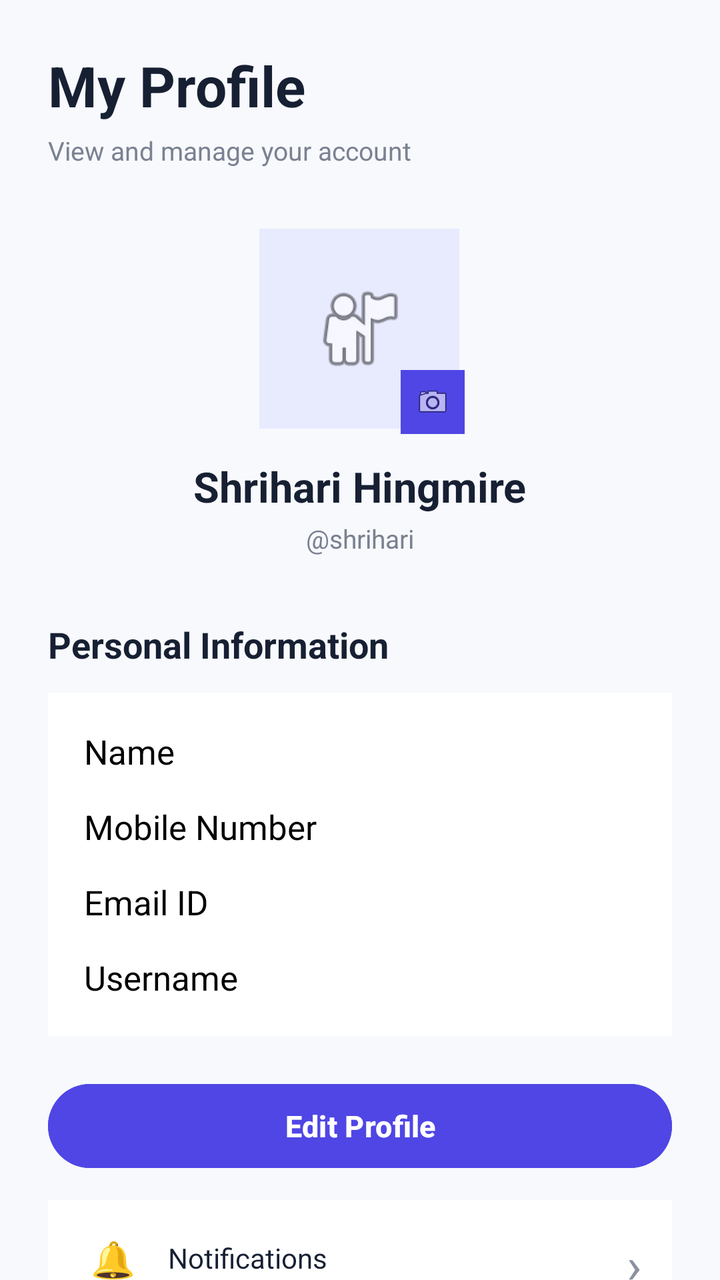
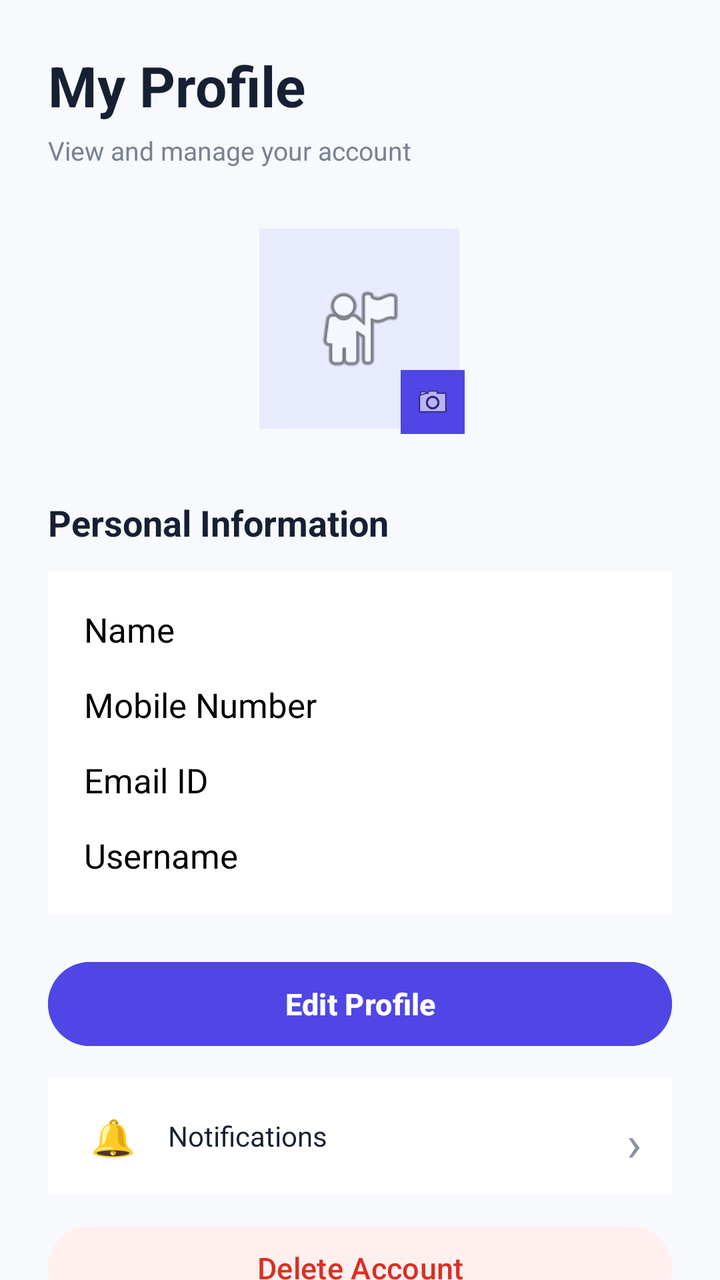

Compare the two renders of this Android layout. The source of the first and the diff that turns it into the second are given below.
<!-- AndroidManifest.xml: application theme Theme.VisionXSignBridge -->
<!-- res/layout/activity_profile.xml -->
<?xml version="1.0" encoding="utf-8"?>
<LinearLayout
    xmlns:android="http://schemas.android.com/apk/res/android"
    android:layout_width="match_parent"
    android:layout_height="match_parent"
    android:orientation="vertical"
    android:background="#F7F9FC">

    <ScrollView
        android:layout_width="match_parent"
        android:layout_height="0dp"
        android:layout_weight="1"
        android:fillViewport="true"
        android:scrollbars="none">

        <LinearLayout
            android:layout_width="match_parent"
            android:layout_height="wrap_content"
            android:orientation="vertical"
            android:padding="24dp">

            <TextView
                android:layout_width="wrap_content"
                android:layout_height="wrap_content"
                android:text="My Profile"
                android:textColor="#172033"
                android:textSize="28sp"
                android:textStyle="bold"/>

            <TextView
                android:layout_width="wrap_content"
                android:layout_height="wrap_content"
                android:layout_marginTop="5dp"
                android:text="View and manage your account"
                android:textColor="#7A8191"
                android:textSize="13sp"/>


            

            <LinearLayout
                android:layout_width="match_parent"
                android:layout_height="wrap_content"
                android:layout_marginTop="28dp"
                android:gravity="center"
                android:orientation="vertical">

                <FrameLayout
                    android:layout_width="105dp"
                    android:layout_height="105dp">

                    <ImageView
                        android:id="@+id/imgProfile"
                        android:layout_width="100dp"
                        android:layout_height="100dp"
                        android:layout_gravity="center"
                        android:background="#E8EAFE"
                        android:padding="25dp"
                        android:src="@android:drawable/ic_menu_myplaces"
                        android:contentDescription="Profile Picture"/>

                    <ImageView
                        android:id="@+id/btnChangePhoto"
                        android:layout_width="32dp"
                        android:layout_height="32dp"
                        android:layout_gravity="bottom|end"
                        android:background="#4F46E5"
                        android:padding="7dp"
                        android:src="@android:drawable/ic_menu_camera"
                        android:contentDescription="Change Profile Picture"/>

                </FrameLayout>

                <TextView
                    android:id="@+id/txtProfileName"
                    android:layout_width="wrap_content"
                    android:layout_height="wrap_content"
                    android:layout_marginTop="12dp"
                    android:text="Shrihari Hingmire"
                    android:textColor="#172033"
                    android:textSize="21sp"
                    android:textStyle="bold"/>

                <TextView
                    android:id="@+id/txtProfileUsername"
                    android:layout_width="wrap_content"
                    android:layout_height="wrap_content"
                    android:layout_marginTop="3dp"
                    android:text="@shrihari"
                    android:textColor="#7A8191"
                    android:textSize="13sp"/>

            </LinearLayout>


            

            <TextView
                android:layout_width="wrap_content"
                android:layout_height="wrap_content"
                android:layout_marginTop="32dp"
                android:text="Personal Information"
                android:textColor="#172033"
                android:textSize="18sp"
                android:textStyle="bold"/>


            <LinearLayout
                android:layout_width="match_parent"
                android:layout_height="wrap_content"
                android:layout_marginTop="12dp"
                android:background="#FFFFFF"
                android:orientation="vertical"
                android:padding="18dp">


                

                <TextView
                    android:id="@+id/txtName"
                    android:layout_width="wrap_content"
                    android:layout_height="wrap_content"
                    android:layout_marginBottom="15dp"
                    android:text="Name"
                    android:textColor="#000"
                    android:textSize="17sp" />


                <TextView
                    android:id="@+id/txtMobile"
                    android:layout_width="wrap_content"
                    android:layout_height="wrap_content"
                    android:layout_marginBottom="15dp"
                    android:text="Mobile Number"
                    android:textColor="#000"
                    android:textSize="17sp" />



                <TextView
                    android:id="@+id/txtEmail"
                    android:layout_width="wrap_content"
                    android:layout_height="wrap_content"
                    android:layout_marginBottom="15dp"
                    android:text="Email ID"
                    android:textColor="#000"
                    android:textSize="17sp" />



                <TextView
                    android:id="@+id/txtUserNameDetails"
                    android:layout_width="wrap_content"
                    android:layout_height="wrap_content"
                    android:text="Username"
                    android:textColor="#000"
                    android:textSize="17sp" />


            </LinearLayout>


            

            <Button
                android:id="@+id/btnEditProfile"
                android:layout_width="match_parent"
                android:layout_height="50dp"
                android:layout_marginTop="20dp"
                android:text="Edit Profile"
                android:textAllCaps="false"
                android:textColor="#FFFFFF"
                android:textSize="15sp"
                android:textStyle="bold"
                android:backgroundTint="#4F46E5"/>


            

            <LinearLayout
                android:id="@+id/optionNotifications"
                android:layout_width="match_parent"
                android:layout_height="58dp"
                android:layout_marginTop="12dp"
                android:background="#FFFFFF"
                android:gravity="center_vertical"
                android:padding="15dp">

                <TextView
                    android:layout_width="35dp"
                    android:layout_height="35dp"
                    android:gravity="center"
                    android:text="🔔"
                    android:textSize="18sp"/>

                <TextView
                    android:layout_width="0dp"
                    android:layout_height="wrap_content"
                    android:layout_weight="1"
                    android:layout_marginStart="10dp"
                    android:text="Notifications"
                    android:textColor="#172033"
                    android:textSize="14sp"/>

                <TextView
                    android:layout_width="wrap_content"
                    android:layout_height="wrap_content"
                    android:text="›"
                    android:textColor="#8A91A0"
                    android:textSize="25sp"/>

            </LinearLayout>


            

            <Button
                android:id="@+id/btnLogout"
                android:layout_width="match_parent"
                android:layout_height="50dp"
                android:layout_marginTop="12dp"
                android:layout_marginBottom="20dp"
                android:text="Logout"
                android:textAllCaps="false"
                android:textColor="#D93025"
                android:textSize="15sp"
                android:backgroundTint="#FFF0EF"/>

        </LinearLayout>

    </ScrollView>

</LinearLayout>
<!-- resources referenced by this layout -->
<resources>
  <style name="Theme.VisionXSignBridge" parent="Base.Theme.VisionXSignBridge" />
  <style name="Base.Theme.VisionXSignBridge" parent="Theme.Material3.DayNight.NoActionBar">
          
          
      </style>
</resources>

<!-- the commit's change to res/layout/activity_profile.xml (unified diff, before → after) -->
@@ -70,26 +70,6 @@
                         android:contentDescription="Change Profile Picture"/>
 
                 </FrameLayout>
-
-                <TextView
-                    android:id="@+id/txtProfileName"
-                    android:layout_width="wrap_content"
-                    android:layout_height="wrap_content"
-                    android:layout_marginTop="12dp"
-                    android:text="Shrihari Hingmire"
-                    android:textColor="#172033"
-                    android:textSize="21sp"
-                    android:textStyle="bold"/>
-
-                <TextView
-                    android:id="@+id/txtProfileUsername"
-                    android:layout_width="wrap_content"
-                    android:layout_height="wrap_content"
-                    android:layout_marginTop="3dp"
-                    android:text="@shrihari"
-                    android:textColor="#7A8191"
-                    android:textSize="13sp"/>
-
             </LinearLayout>
 
 
@@ -215,12 +195,12 @@
             
 
             <Button
-                android:id="@+id/btnLogout"
+                android:id="@+id/DeleteAc"
                 android:layout_width="match_parent"
                 android:layout_height="50dp"
                 android:layout_marginTop="12dp"
                 android:layout_marginBottom="20dp"
-                android:text="Logout"
+                android:text="Delete Account"
                 android:textAllCaps="false"
                 android:textColor="#D93025"
                 android:textSize="15sp"
